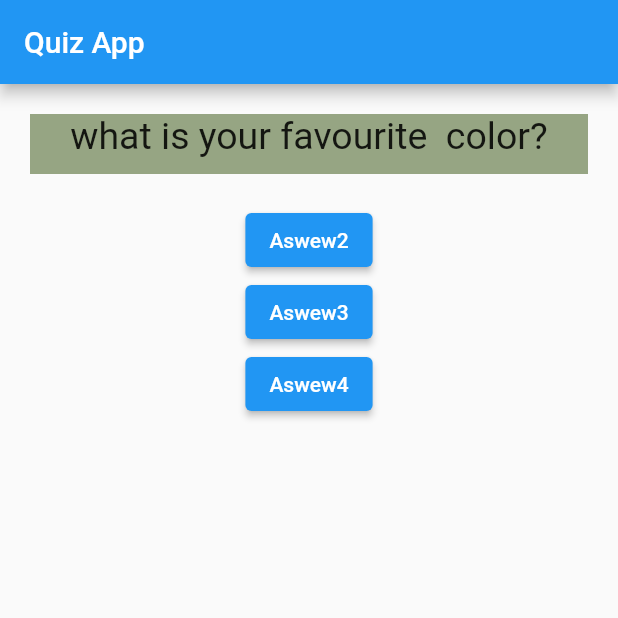
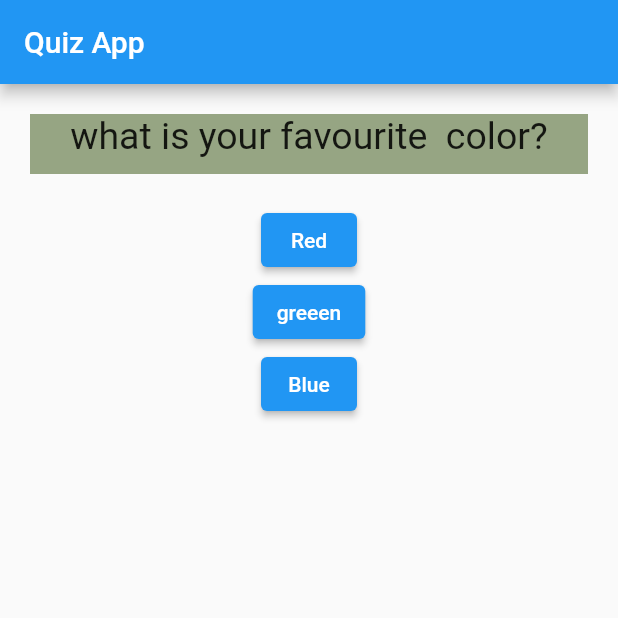
Before and after one commit to cecililu/Flutterapp, a Flutter app: the screen it shows after launch, on a phone screen of 412 x 824 dp, the top half of it. Run offline on Flutter 3.47's test engine with Material 2 defaults, Android fonts, the light colour scheme and no system bars.

Commit message:
answer array

```diff
--- a/lib/main.dart
+++ b/lib/main.dart
@@ -29,16 +29,17 @@ class _MyappState extends State<Myapp>{
   @override
   Widget build(BuildContext ctx) {
     var question = ['what is your favourite  color?', 'Who is your Favourite person'];
-
+    var answer1=["Red","greeen","Blue"];
+    // var answer2=["CECIL","CECILU","CECILi"];
     return MaterialApp(
       home: Scaffold(
         appBar: AppBar(title: Text('Quiz App')),
 
         body: Column(children: [
            Question(questionText: question[_questionIndex], ),
-           ElevatedButton(child: Text("Aswew2"),onPressed: _answerQuestion,),
-           ElevatedButton(child: Text("Aswew3"),onPressed: (){},),
-           ElevatedButton(child: Text("Aswew4"),onPressed: (){},),
+           ElevatedButton(child: Text(answer1[0]),onPressed: _answerQuestion,),
+           ElevatedButton(child: Text(answer1[1]),onPressed: (){},),
+           ElevatedButton(child: Text(answer1[2]),onPressed: (){},),
 
         ]),
       ),
```
